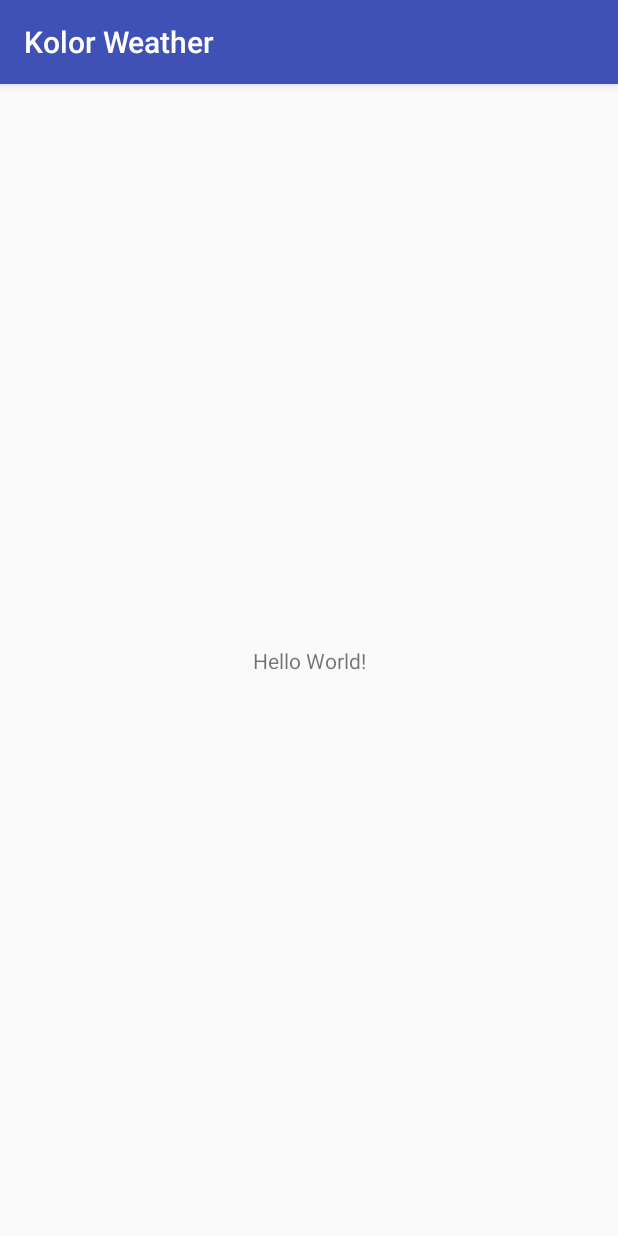
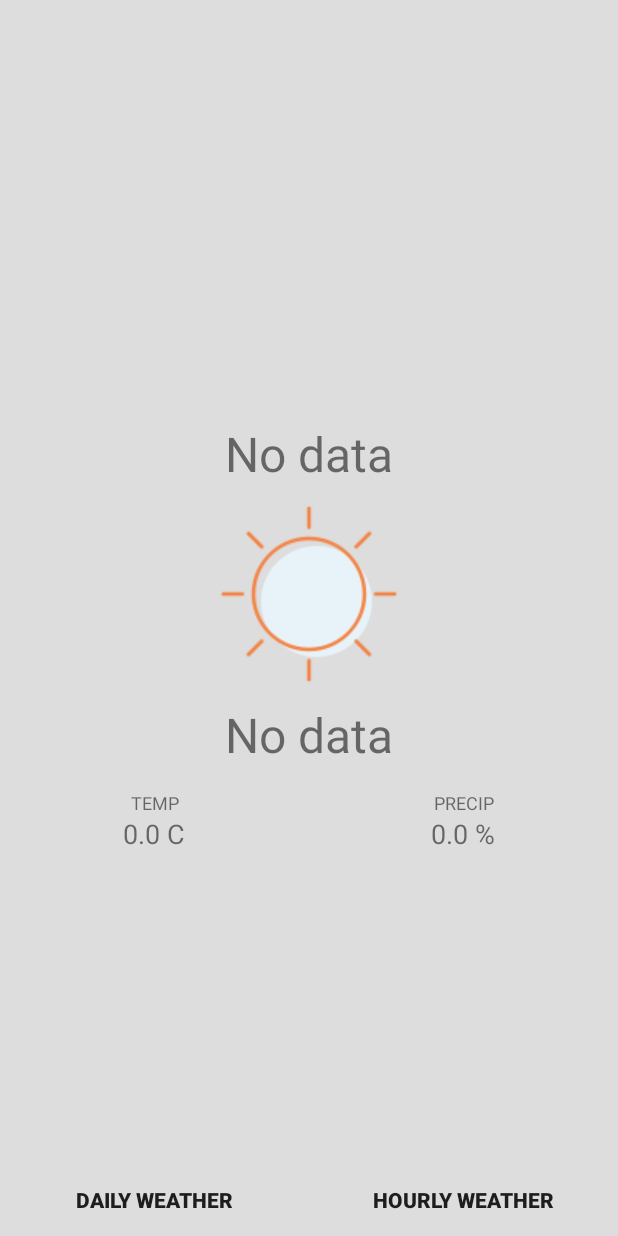
Before and after one commit to ShellCore/KolorWeather, an Android app: the screen it shows after launch (MainActivity), on a phone screen of 412 x 824 dp. Run offline under Robolectric (Android 15) with nearby library versions, the phone set to English and light mode, and no system bars.

Commit message:
Se implementó la vista de la aplicación

```diff
--- a/app/src/main/res/layout/activity_main.xml
+++ b/app/src/main/res/layout/activity_main.xml
@@ -4,15 +4,124 @@
     xmlns:tools="http://schemas.android.com/tools"
     android:layout_width="match_parent"
     android:layout_height="match_parent"
+    android:background="@color/colorBackground"
     tools:context="com.shellcore.android.kolorweather.MainActivity">
 
-    <TextView
+
+    <ImageView
+        android:id="@+id/imgWeather"
         android:layout_width="wrap_content"
         android:layout_height="wrap_content"
-        android:text="Hello World!"
+        android:layout_marginBottom="32dp"
+        android:layout_marginEnd="8dp"
+        android:layout_marginStart="8dp"
+        android:contentDescription="@string/weather_state"
+        app:layout_constraintBottom_toBottomOf="parent"
+        app:layout_constraintEnd_toEndOf="parent"
+        app:layout_constraintStart_toStartOf="parent"
+        app:layout_constraintTop_toTopOf="parent"
+        app:srcCompat="@drawable/sunny" />
+
+    <TextView
+        android:id="@+id/txtWeather"
+        android:layout_width="wrap_content"
+        android:layout_height="wrap_content"
+        android:layout_marginTop="8dp"
+        android:text="@string/no_data"
+        android:textSize="32sp"
         app:layout_constraintBottom_toBottomOf="parent"
         app:layout_constraintLeft_toLeftOf="parent"
         app:layout_constraintRight_toRightOf="parent"
-        app:layout_constraintTop_toTopOf="parent" />
+        app:layout_constraintTop_toBottomOf="@+id/imgWeather"
+        app:layout_constraintVertical_bias="0.0"
+        tools:text="Soleado" />
 
+    <TextView
+        android:id="@+id/txtUbication"
+        android:layout_width="wrap_content"
+        android:layout_height="wrap_content"
+        android:layout_marginBottom="8dp"
+        android:text="@string/no_data"
+        android:textSize="32sp"
+        app:layout_constraintBottom_toTopOf="@+id/imgWeather"
+        app:layout_constraintLeft_toLeftOf="parent"
+        app:layout_constraintRight_toRightOf="parent"
+        app:layout_constraintTop_toTopOf="parent"
+        app:layout_constraintVertical_bias="1.0"
+        tools:text="Alcatráz, California" />
+
+    <android.support.constraint.Guideline
+        android:id="@+id/guideline"
+        android:layout_width="wrap_content"
+        android:layout_height="wrap_content"
+        android:orientation="vertical"
+        app:layout_constraintGuide_percent="0.5" />
+
+    <TextView
+        android:id="@+id/txtTemperature"
+        android:layout_width="0dp"
+        android:layout_height="wrap_content"
+        android:layout_marginTop="32dp"
+        android:text="@string/temp_placeholder"
+        android:textAlignment="center"
+        android:textSize="18sp"
+        app:layout_constraintEnd_toStartOf="@+id/guideline"
+        app:layout_constraintStart_toStartOf="parent"
+        app:layout_constraintTop_toBottomOf="@+id/txtWeather"
+        tools:text="24 C" />
+
+    <TextView
+        android:id="@+id/txtHumidity"
+        android:layout_width="0dp"
+        android:layout_height="wrap_content"
+        android:layout_marginTop="32dp"
+        android:text="@string/precip_placeholder"
+        android:textAlignment="center"
+        android:textSize="18sp"
+        app:layout_constraintEnd_toEndOf="parent"
+        app:layout_constraintStart_toEndOf="@+id/txtTemperature"
+        app:layout_constraintTop_toBottomOf="@+id/txtWeather"
+        tools:text="23.4%" />
+
+    <TextView
+        android:id="@+id/textView4"
+        android:layout_width="wrap_content"
+        android:layout_height="wrap_content"
+        android:text="@string/temp"
+        android:textSize="12sp"
+        app:layout_constraintBottom_toTopOf="@+id/txtTemperature"
+        app:layout_constraintEnd_toStartOf="@+id/guideline"
+        app:layout_constraintStart_toStartOf="parent" />
+
+    <TextView
+        android:id="@+id/textView5"
+        android:layout_width="wrap_content"
+        android:layout_height="wrap_content"
+        android:text="@string/precip"
+        android:textSize="12sp"
+        app:layout_constraintBottom_toTopOf="@+id/txtHumidity"
+        app:layout_constraintEnd_toEndOf="parent"
+        app:layout_constraintStart_toStartOf="@+id/guideline" />
+
+    <Button
+        android:id="@+id/btnDay"
+        style="@style/Widget.AppCompat.Button.Borderless"
+        android:layout_width="0dp"
+        android:layout_height="wrap_content"
+        android:text="@string/btnDaily"
+        android:textStyle="bold"
+        app:layout_constraintBottom_toBottomOf="parent"
+        app:layout_constraintEnd_toStartOf="@+id/guideline"
+        app:layout_constraintStart_toStartOf="parent" />
+
+    <Button
+        android:id="@+id/btnHour"
+        style="@style/Widget.AppCompat.Button.Borderless"
+        android:layout_width="0dp"
+        android:layout_height="wrap_content"
+        android:text="@string/btnHourly"
+        android:textStyle="bold"
+        app:layout_constraintBottom_toBottomOf="parent"
+        app:layout_constraintEnd_toEndOf="parent"
+        app:layout_constraintStart_toEndOf="@+id/btnDay" />
 </android.support.constraint.ConstraintLayout>
--- a/app/src/main/res/values/colors.xml
+++ b/app/src/main/res/values/colors.xml
@@ -1,6 +1,7 @@
 <?xml version="1.0" encoding="utf-8"?>
 <resources>
     <color name="colorPrimary">#3F51B5</color>
+    <color name="colorBackground">#DDDDDD</color>
     <color name="colorPrimaryDark">#303F9F</color>
     <color name="colorAccent">#FF4081</color>
 </resources>
--- a/app/src/main/res/values/strings.xml
+++ b/app/src/main/res/values/strings.xml
@@ -1,3 +1,11 @@
 <resources>
     <string name="app_name">Kolor Weather</string>
+    <string name="no_data">No data</string>
+    <string name="temp_placeholder">0.0 C</string>
+    <string name="precip_placeholder">0.0 %</string>
+    <string name="temp">TEMP</string>
+    <string name="precip">PRECIP</string>
+    <string name="btnDaily">Daily Weather</string>
+    <string name="btnHourly">Hourly Weather</string>
+    <string name="weather_state">Weather state</string>
 </resources>
--- a/app/src/main/res/values/styles.xml
+++ b/app/src/main/res/values/styles.xml
@@ -1,7 +1,7 @@
 <resources>
 
     <!-- Base application theme. -->
-    <style name="AppTheme" parent="Theme.AppCompat.Light.DarkActionBar">
+    <style name="AppTheme" parent="Theme.AppCompat.Light.NoActionBar">
         <!-- Customize your theme here. -->
         <item name="colorPrimary">@color/colorPrimary</item>
         <item name="colorPrimaryDark">@color/colorPrimaryDark</item>
```
